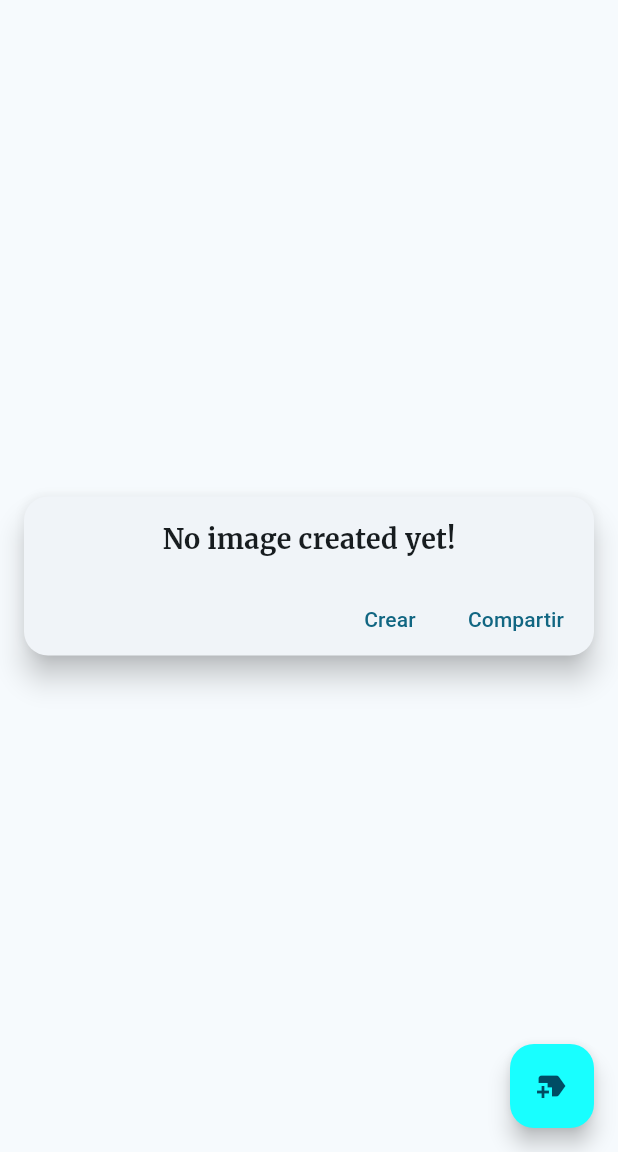
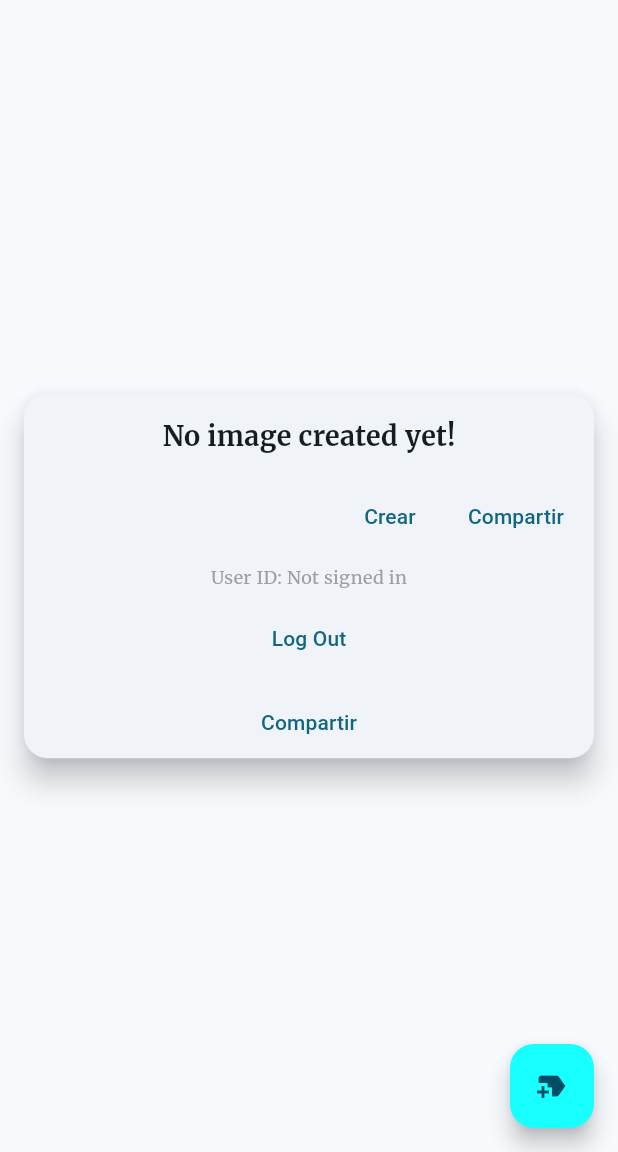
Before and after one commit to mmoscosodcl/3479A321_202502, a Flutter app: the screen it shows after launch, after a tap on "Compartir", on a phone screen of 412 x 824 dp, the part 84-1236 px from its top. Run offline on Flutter 3.47's test engine with Material 3 defaults, Android fonts, the phone set to English and light mode, and no system bars; our stand-ins replace cloud_firestore, firebase_auth, firebase_core, google_fonts, logger, shared_preferences; missing offline and left inert: firebase_ui_auth, firebase_ui_oauth_google; accounts and stored records are empty.

Commit message:
Login and Store PixelArts

```diff
--- /dev/null
+++ b/firestore.indexes.json
@@ -0,0 +1,4 @@
+{
+  "indexes": [],
+  "fieldOverrides": []
+}
--- a/lib/main.dart
+++ b/lib/main.dart
@@ -1,11 +1,17 @@
+import 'package:firebase_core/firebase_core.dart';
 import 'package:flutter/material.dart';
 import 'package:google_fonts/google_fonts.dart';
 import 'package:playground_2502/providers/config_provider.dart';
 import 'package:playground_2502/screens/my_home_page.dart';
 import 'package:playground_2502/services/shared_preferences.dart';
 import 'package:provider/provider.dart';
+import 'firebase_options.dart';
 
-void main() {
+Future<void> main() async {
+  WidgetsFlutterBinding.ensureInitialized();
+  await Firebase.initializeApp(
+    options: DefaultFirebaseOptions.currentPlatform,
+  );
   runApp(const MyApp());
 }
 
--- /dev/null
+++ b/lib/models/pixel_art.dart
@@ -0,0 +1,57 @@
+// filepath: /Users/manuel/Documents/flutter_projects/playground_2502/lib/models/pixel_art.dart
+
+import 'package:cloud_firestore/cloud_firestore.dart';
+
+class PixelArt {
+  final String id;
+  final String authorId;
+  final String title;
+  final String description;
+  final Map<String, dynamic> size;
+  final List<String> palette;
+  final String gridData;
+  final DateTime createdAt;
+  final DateTime lastModifiedAt;
+
+  PixelArt({
+    required this.id,
+    required this.authorId,
+    required this.title,
+    required this.description,
+    required this.size,
+    required this.palette,
+    required this.gridData,
+    required this.createdAt,
+    required this.lastModifiedAt,
+  });
+
+  // Factory constructor to create a PixelArt instance from Firestore data
+  factory PixelArt.fromFirestore(DocumentSnapshot doc) {
+    final data = doc.data() as Map<String, dynamic>;
+    return PixelArt(
+      id: doc.id,
+      authorId: data['authorId'] as String,
+      title: data['title'] as String,
+      description: data['description'] as String? ?? '',
+      size: data['size'] as Map<String, dynamic>,
+      palette: List<String>.from(data['palette'] as List),
+      gridData: data['grid'] as String,
+      createdAt: (data['createdAt'] as Timestamp).toDate(),
+      lastModifiedAt: (data['lastModifiedAt'] as Timestamp).toDate(),
+    );
+  }
+
+  // Convert PixelArt instance to a Map for Firestore
+  Map<String, dynamic> toFirestore() {
+    return {
+      'authorId': authorId,
+      'title': title,
+      'description': description,
+      'size': size,
+      'palette': palette,
+      'grid': gridData,
+      'createdAt': createdAt,
+      'lastModifiedAt': lastModifiedAt,
+    };
+  }
+}
--- a/lib/screens/my_home_page.dart
+++ b/lib/screens/my_home_page.dart
@@ -1,4 +1,6 @@
+import 'dart:async';
 import 'dart:io';
+import 'package:firebase_auth/firebase_auth.dart';
 import 'package:flutter/material.dart';
 import 'package:logger/logger.dart';
 import 'package:path_provider/path_provider.dart';
@@ -7,6 +9,8 @@ import 'package:playground_2502/screens/configuration.dart';
 import 'package:playground_2502/screens/list_art.dart';
 import 'package:playground_2502/screens/list_creations.dart';
 import 'package:playground_2502/screens/pixel_art.dart';
+import 'package:playground_2502/screens/sing_in_screen.dart';
+import 'package:playground_2502/services/firestore_services.dart';
 
 class MyHomePage extends StatefulWidget {
   const MyHomePage({super.key, required this.title});
@@ -19,11 +23,40 @@ class MyHomePage extends StatefulWidget {
 
 class _MyHomePageState extends State<MyHomePage> {
   File? _lastImage; // To store the last created image file
+  final FirestoreService _firestoreService = FirestoreService(); // Instance of our service
+  late final StreamSubscription<User?> _authStateChangesSubscription; // To manage the stream subscription
 
   @override
   void initState() {
     super.initState();
     _loadLastImage(); // Load the last image when the screen initializes
+    // Listen for auth state changes to automatically log in or update profile
+    _authStateChangesSubscription = FirebaseAuth.instance.authStateChanges().listen((user) async {
+      if (user != null && mounted) {
+        // User is signed in (or a session was restored)
+        // Ensure their Firestore profile is created/updated
+        await _firestoreService.createUserProfile(
+          uid: user.uid,
+          email: user.email,
+          displayName: user.displayName,
+        );
+
+        // Now navigate to the home screen
+        // pushReplacement ensures the user can't go back to WelcomeScreen with the back button
+        /*if (mounted) { // Check if widget is still mounted before navigating
+          Navigator.of(context).pushReplacement(
+            MaterialPageRoute(builder: (context) => const List()),
+          );
+        }*/
+      }
+    });
+  }
+
+  @override
+  void dispose() {
+    // It's important to cancel the stream subscription when the widget is disposed
+    _authStateChangesSubscription.cancel(); // Ensure the subscription is managed correctly
+    super.dispose();
   }
 
   @override
@@ -85,6 +118,12 @@ class _MyHomePageState extends State<MyHomePage> {
                   MaterialPageRoute(builder: (context) => ConfigurationScreen()),
                 );
               }
+              if (value == 'login') {
+                Navigator.push(
+                  context,
+                  MaterialPageRoute(builder: (context) => const SignInSignUpScreen()),
+                );
+              }
             },
             itemBuilder: (BuildContext context) {
               return [
@@ -104,6 +143,10 @@ class _MyHomePageState extends State<MyHomePage> {
                   value: 'configuration',
                   child: Text('Configuración'),
                 ),
+                const PopupMenuItem<String>(
+                  value: 'login',
+                  child: Text('Iniciar sesión'),
+                )
               ];
             },
           )
@@ -156,6 +199,28 @@ class _MyHomePageState extends State<MyHomePage> {
                   const SizedBox(width: 8),
                 ],
               ),
+              //Show FirebaseAuth.instance.currentUser?.uid
+              Padding(
+                padding: const EdgeInsets.all(8.0),
+                child: Text(
+                  'User ID: ${FirebaseAuth.instance.currentUser?.uid ?? "Not signed in"}',
+                  style: const TextStyle(fontSize: 12, color: Colors.grey),
+                ),
+              ),
+
+              TextButton(
+                onPressed: () {
+                  FirebaseAuth.instance.signOut();
+                },
+                child: const Text('Log Out'),
+              ),
+              const SizedBox(height: 8),
+              TextButton(
+                onPressed: () {
+
+                },
+                child: const Text('Compartir'),
+              ),
             ],
           ),
         ),
--- a/pubspec.yaml
+++ b/pubspec.yaml
@@ -39,6 +39,11 @@ dependencies:
   provider: ^6.1.5+1
   shared_preferences: ^2.5.3
   path_provider: ^2.1.5
+  firebase_core: ^4.2.0
+  firebase_auth: ^6.1.1
+  firebase_ui_auth: ^3.0.0
+  firebase_ui_oauth_google: ^2.0.0
+  cloud_firestore: ^6.0.3
 
 dev_dependencies:
   flutter_test:
```
Also changed, not shown: lib/screens/pixel_art.dart (+37 -2 lines), lib/screens/sing_in_screen.dart (added, +66 -0 lines), lib/services/firestore_services.dart (added, +91 -0 lines), firebase.json (added), lib/firebase_options.dart (added), pubspec.lock, 15 other files.
